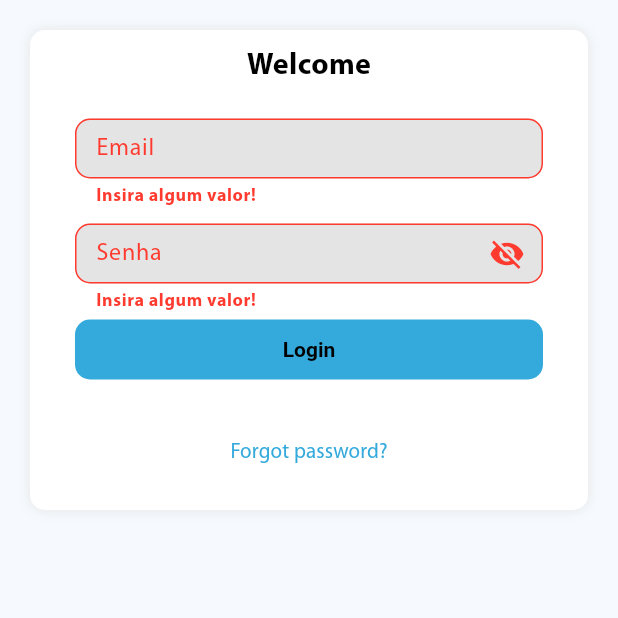
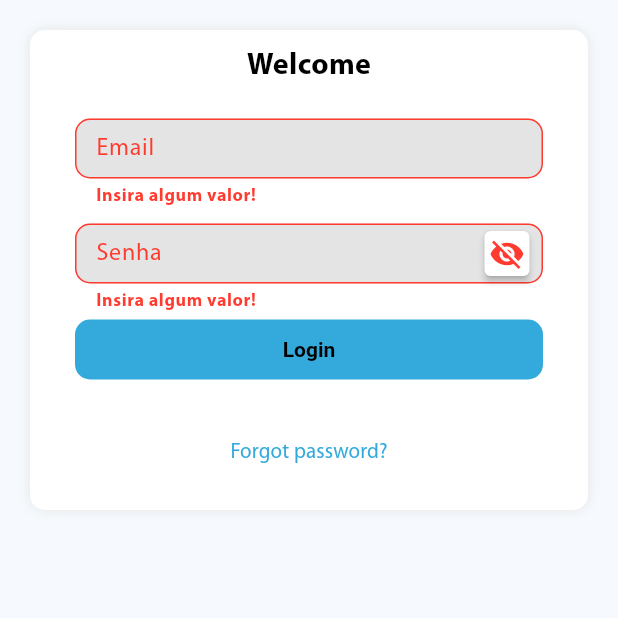
Before and after one commit to GuilhermeZety/core_project, a Flutter app: the AuthScreen screen opened by its route, after a tap on "Login", on a phone screen of 412 x 824 dp, the top half of it. Run offline on Flutter 3.47's test engine with Material 2 defaults, Android fonts, the phone set to English and light mode, and no system bars; drawn by our look-alikes of flutter_animate; our stand-ins replace bloc, dartz, dio, email_validator, flex_color_scheme, flutter_bloc and 12 more; missing offline and left inert: easy_mask, extra_alignments, flextras, path_provider_foundation, simple_rich_text; accounts and stored records are empty; generated files the repository leaves out were written again; network calls fail.

```diff
--- a/lib/features/auth/presenter/auth_screen.dart
+++ b/lib/features/auth/presenter/auth_screen.dart
@@ -7,7 +7,7 @@ import 'package:flutter_bloc/flutter_bloc.dart';
 import 'package:core_project/core/common/constants/app_assets.dart';
 import 'package:core_project/core/common/input_validations.dart';
 import 'package:core_project/features/auth/presenter/cubits/auth_cubit.dart';
-import 'package:core_project/ui/components/inputs/text_input.dart';
+import 'package:core_project/ui/components/inputs/input.dart';
 import 'package:core_project/ui/components/panels.dart';
 import 'package:extra_alignments/extra_alignments.dart';
 import 'package:flutter/material.dart';
@@ -86,13 +86,13 @@ class _AuthScreenState extends State<AuthScreen> {
                                     child: Column(
                                       mainAxisAlignment: MainAxisAlignment.center,
                                       children: [
-                                        TextInput(
+                                        Input(
                                           cubit.emailController,
                                           validation: InputValidations.inputEmailValidation,
                                           label: Text('Email'),
                                         ),
                                         Gap(10),
-                                        TextInput.password(
+                                        Input.password(
                                           cubit.passwordController,
                                           label: Text('Senha'),
                                           validation: InputValidations.inputPasswordValidation,
--- a/lib/features/splash/presenter/splash_screen.dart
+++ b/lib/features/splash/presenter/splash_screen.dart
@@ -31,7 +31,7 @@ class _SplashScreenState extends State<SplashScreen> with TickerProviderStateMix
         Future.delayed(2800.ms, () {
           _pageAnimationController.reverse();
           Future.delayed(1.seconds, () {
-            context.go(Routes.auth);
+            context.go(Routes.home);
           });
         });
       }
--- a/lib/ui/components/inputs/text_input.dart
+++ b/lib/ui/components/inputs/input.dart
@@ -1,18 +1,22 @@
 import 'package:core_project/core/common/constants/app_colors.dart';
+import 'package:core_project/core/common/extensions/date_format_extension.dart';
+import 'package:core_project/core/common/input_validations.dart';
+import 'package:core_project/main.dart';
+import 'package:easy_mask/easy_mask.dart';
 import 'package:flutter/material.dart';
 import 'package:flutter/services.dart';
+import 'package:intl/intl.dart';
+
 
 //ignore: must_be_immutable
-class TextInput extends StatefulWidget {
+class Input extends StatefulWidget {
   final Widget? label;
   final TextInputType keyboard;
   final TextEditingController _controller;
 
-  bool isPassword = false;
-
   final String? Function(String?)? validation;
   final AutovalidateMode autovalidateMode;
-  final List<TextInputFormatter>? mask;
+  List<TextInputFormatter>? mask;
   final String? hint;
   final int? lines;
   final bool readOnly;
@@ -21,7 +25,7 @@ class TextInput extends StatefulWidget {
   final Function(String?)? onChange;
   final Size? size;
 
-  TextInput(TextEditingController controller, {
+  Input(TextEditingController controller, {
     super.key,
     this.label,
     this.keyboard = TextInputType.text,
@@ -36,11 +40,10 @@ class TextInput extends StatefulWidget {
     this.readOnly = false, this.size,
   }) : _controller = controller;
 
-  TextInput.numeric(TextEditingController controller, {
+  Input.numeric(TextEditingController controller, {
     super.key,
     required this.label,
     this.keyboard = TextInputType.number,
-    this.isPassword = false,
     this.validation,
     this.autovalidateMode = AutovalidateMode.disabled,
     this.mask,
@@ -52,11 +55,10 @@ class TextInput extends StatefulWidget {
     this.readOnly = false, this.size,
   }): _controller = controller;
 
-  TextInput.password(TextEditingController controller, {
+  Input.password(TextEditingController controller, {
     super.key,
     required this.label,
-    this.isPassword = true,
-    this.keyboard = TextInputType.text,
+    this.keyboard = TextInputType.visiblePassword,
     this.validation,
     this.autovalidateMode = AutovalidateMode.disabled,
     this.mask,
@@ -68,7 +70,7 @@ class TextInput extends StatefulWidget {
     this.readOnly = false, this.size,
   }): _controller = controller;
 
-  TextInput.email(TextEditingController controller, {
+  Input.email(TextEditingController controller, {
     super.key,
     required this.label,
     this.keyboard = TextInputType.emailAddress,
@@ -83,19 +85,32 @@ class TextInput extends StatefulWidget {
     this.readOnly = false, this.size,
   }): _controller = controller;
 
+  Input.dateYear(TextEditingController controller, {
+    super.key,
+    required this.label,
+    this.keyboard = TextInputType.datetime,
+    this.autovalidateMode = AutovalidateMode.onUserInteraction,
+    this.hint,
+    this.lines,
+    this.showError = true,
+    this.onChange,
+    this.isLoading,
+    this.readOnly = false,
+    this.size,
+  }): _controller = controller, mask = [TextInputMask(mask: '99/99/9999')], validation = InputValidations.inputDateValidation;
+
   TextEditingController get controller => _controller;
 
   @override
-  State<TextInput> createState() => _TextInputState();
+  State<Input> createState() => _InputState();
 }
 
-class _TextInputState extends State<TextInput> {
-  bool isValueVisible = true;
+class _InputState extends State<Input> {
+  bool isValueVisible = false;
 
   @override
   void initState() {
-    isValueVisible = widget.isPassword;
-
+    if(widget.keyboard == TextInputType.visiblePassword) isValueVisible = true;
     super.initState();
   }
 
@@ -136,9 +151,7 @@ class _TextInputState extends State<TextInput> {
             borderRadius: BorderRadius.circular(10.0),
           ),
           filled: true,
-          suffixIcon: widget.isPassword
-            ? _suffixIcon
-            : null,
+          suffixIcon: _suffixIcon(),
           fillColor: Theme.of(context).colorScheme.secondaryContainer,
           border: OutlineInputBorder(
             borderSide: BorderSide(width: 1, color: AppColors.grey_100),
@@ -156,15 +169,54 @@ class _TextInputState extends State<TextInput> {
 
   Widget get _passwordIcon => Icon(isValueVisible ? Icons.visibility_off : Icons.visibility);
 
-  Widget get _suffixIcon => GestureDetector(
-    onTap: () {
+  Widget _suffixIcon() {
+    if (widget.keyboard == TextInputType.visiblePassword) {
+      return IconButton(
+        onPressed: () {
           setState(() {
             isValueVisible = !isValueVisible;
           });
         },
-    child: Padding(
-      padding: const EdgeInsets.all(11),
+        icon: Material(elevation: 2, shape: RoundedRectangleBorder(borderRadius: BorderRadius.circular(4)), child: Padding(
+          padding: const EdgeInsets.all(3),
           child: _passwordIcon,
-    ),
+        )),
       );
     }
+    else if(widget.keyboard == TextInputType.datetime){
+      var formatter = DateFormat('dd/MM/yyyy');
+      return IconButton(
+        onPressed: () async {
+          await showDatePicker(
+            context: context,
+            initialDate: formatter.tryParse(widget.controller.text) ?? DateTime.now(),
+            firstDate: DateTime(1900),
+            lastDate: DateTime(2100),
+            locale: Locale(settingsLogic.currentLocale.value ?? 'en'),
+          ).then((value) {
+            if(value != null) {
+              widget.controller.text = formatter.format(value);
+              return;
+            }
+            widget.controller.text = formatter.format(formatter.tryParse(widget.controller.text) ?? DateTime.now());
+          });
+        },
+        icon: Material(
+          elevation: 2,
+          shape: RoundedRectangleBorder(
+            borderRadius: BorderRadius.circular(4)
+          ),
+          child: Padding(
+            padding: const EdgeInsets.all(3),
+            child: Icon(
+              Icons.date_range,
+              color: Colors.black,
+            ),
+          )
+        )
+      );
+    }
+    return SizedBox();
+  }
+
+}
--- a/lib/ui/dialogs/custom_dialogs.dart
+++ b/lib/ui/dialogs/custom_dialogs.dart
@@ -1,6 +1,7 @@
 import 'package:core_project/ui/components/panels.dart';
 import 'package:extra_alignments/extra_alignments.dart';
 import 'package:flutter/material.dart';
+import 'package:flutter_animate/flutter_animate.dart';
 
 class CustomDialog extends StatelessWidget {
   const CustomDialog({super.key, required this.child, this.title});
@@ -12,7 +13,7 @@ class CustomDialog extends StatelessWidget {
     return showDialog(
       context: context,
       builder: (BuildContext context) {
-        return _content(context);
+        return _content(context).animate().fade();
       }
     );
   }
--- a/pubspec.yaml
+++ b/pubspec.yaml
@@ -72,8 +72,9 @@ dependencies:
   fluttertoast: ^8.1.2
   #Simplify to make RichTexts
   simple_rich_text: ^2.0.49
+
   flutter_animate: ^3.1.0
-  page_transition: ^2.0.9
+  easy_mask: ^2.0.1
   #================
 
 dev_dependencies:
```
Also changed, not shown: lib/core/common/extensions/date_format_extension.dart (added, +11 -0 lines), lib/core/common/input_validations.dart (+31 -0 lines), lib/features/init/presenter/init_screen.dart (+8 -4 lines), lib/ui/dialogs/toasts.dart (+17 -9 lines), pubspec.lock. Lines whose indentation alone changed are shown as unchanged.
